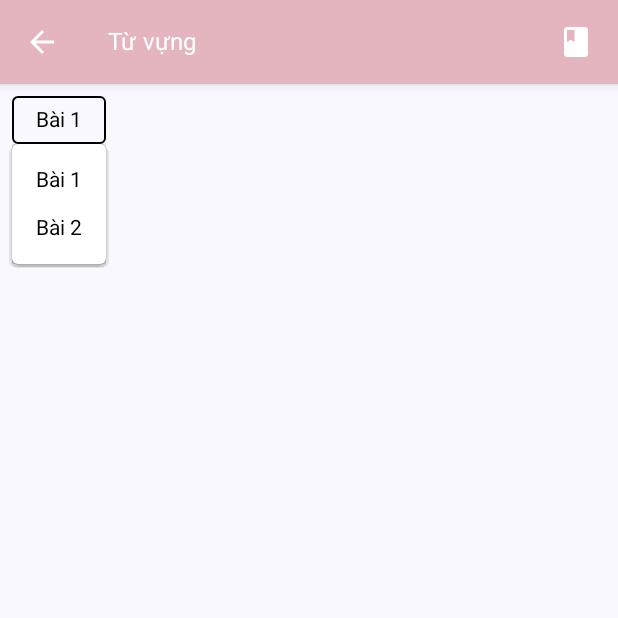
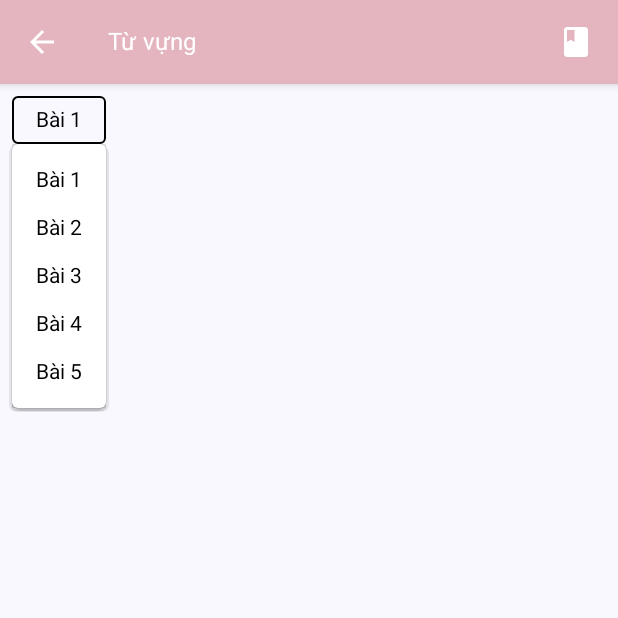
Before and after one commit to tranquochoi/mobileapp, an Android app built with Jetpack Compose: the composable VocabularyScreen called with empty values, after a tap on "Bài 1", on a phone screen of 412 x 824 dp, the top half of it. Run offline under Robolectric (Android 15) with nearby library versions, the phone set to English and light mode, and no system bars; our stand-ins replace Firebase (no records; nobody signed in at launch, a user with empty details on screens opened directly).

Commit message:
final update

```diff
--- a/app/src/main/java/com/example/myaiapp/VocabularyScreen.kt
+++ b/app/src/main/java/com/example/myaiapp/VocabularyScreen.kt
@@ -49,11 +49,17 @@ fun VocabularyScreen(navController: NavController, homeName: String?) {
 
     var vocab1Documents by remember { mutableStateOf<List<DocumentSnapshot>>(emptyList()) }
     var vocab2Documents by remember { mutableStateOf<List<DocumentSnapshot>>(emptyList()) }
+    var vocab3Documents by remember { mutableStateOf<List<DocumentSnapshot>>(emptyList()) }
+    var vocab4Documents by remember { mutableStateOf<List<DocumentSnapshot>>(emptyList()) }
+    var vocab5Documents by remember { mutableStateOf<List<DocumentSnapshot>>(emptyList()) }
 
     LaunchedEffect(homeName) {
         if (!homeName.isNullOrEmpty()) {
             vocab1Documents = firestoreRepository.getVocabularyDocuments(homeName, "vocab1")
             vocab2Documents = firestoreRepository.getVocabularyDocuments(homeName, "vocab2")
+            vocab3Documents = firestoreRepository.getVocabularyDocuments(homeName, "vocab3")
+            vocab4Documents = firestoreRepository.getVocabularyDocuments(homeName, "vocab4")
+            vocab5Documents = firestoreRepository.getVocabularyDocuments(homeName, "vocab5")
         }
     }
 
@@ -63,7 +69,7 @@ fun VocabularyScreen(navController: NavController, homeName: String?) {
     var showBookDialog by remember { mutableStateOf(false) } // State để điều khiển việc hiển thị hộp thoại
     var expanded by remember { mutableStateOf(false) } // State để theo dõi trạng thái mở / đóng của DropdownMenu
 
-    val vocabularyLists = listOf(vocab1Documents, vocab2Documents)
+    val vocabularyLists = listOf(vocab1Documents, vocab2Documents, vocab3Documents, vocab4Documents, vocab5Documents)
     val selectedTabText = remember { mutableStateOf("Bài 1") }
 
     Column(
@@ -144,6 +150,57 @@ fun VocabularyScreen(navController: NavController, homeName: String?) {
                 ) {
                     Text(
                         text = "Bài 2",
+                        style = TextStyle(color = Color.Black), // Sử dụng TextStyle để thiết lập màu chữ
+                        modifier = Modifier.padding(horizontal = 16.dp)
+                    )
+                }
+                Box(
+                    modifier = Modifier
+                        .clickable {
+                            selectedTabIndex = 2
+                            selectedTabText.value = "Bài 3"
+                            expanded = false // Khi chọn một mục, đóng dropdown menu
+                        }
+                        .padding(vertical = 8.dp)
+                        .fillMaxWidth() // Đảm bảo rằng mỗi mục trong dropdown menu sẽ có chiều rộng tối đa
+                        .background(Color.White)
+                ) {
+                    Text(
+                        text = "Bài 3",
+                        style = TextStyle(color = Color.Black), // Sử dụng TextStyle để thiết lập màu chữ
+                        modifier = Modifier.padding(horizontal = 16.dp)
+                    )
+                }
+                Box(
+                    modifier = Modifier
+                        .clickable {
+                            selectedTabIndex = 3
+                            selectedTabText.value = "Bài 4"
+                            expanded = false // Khi chọn một mục, đóng dropdown menu
+                        }
+                        .padding(vertical = 8.dp)
+                        .fillMaxWidth() // Đảm bảo rằng mỗi mục trong dropdown menu sẽ có chiều rộng tối đa
+                        .background(Color.White)
+                ) {
+                    Text(
+                        text = "Bài 4",
+                        style = TextStyle(color = Color.Black), // Sử dụng TextStyle để thiết lập màu chữ
+                        modifier = Modifier.padding(horizontal = 16.dp)
+                    )
+                }
+                Box(
+                    modifier = Modifier
+                        .clickable {
+                            selectedTabIndex = 4
+                            selectedTabText.value = "Bài 5"
+                            expanded = false // Khi chọn một mục, đóng dropdown menu
+                        }
+                        .padding(vertical = 8.dp)
+                        .fillMaxWidth() // Đảm bảo rằng mỗi mục trong dropdown menu sẽ có chiều rộng tối đa
+                        .background(Color.White)
+                ) {
+                    Text(
+                        text = "Bài 5",
                         style = TextStyle(color = Color.Black), // Sử dụng TextStyle để thiết lập màu chữ
                         modifier = Modifier.padding(horizontal = 16.dp)
                     )
```
Also changed, not shown: app/src/main/java/com/example/myaiapp/KaiwaScreen.kt (+8 -2 lines).
